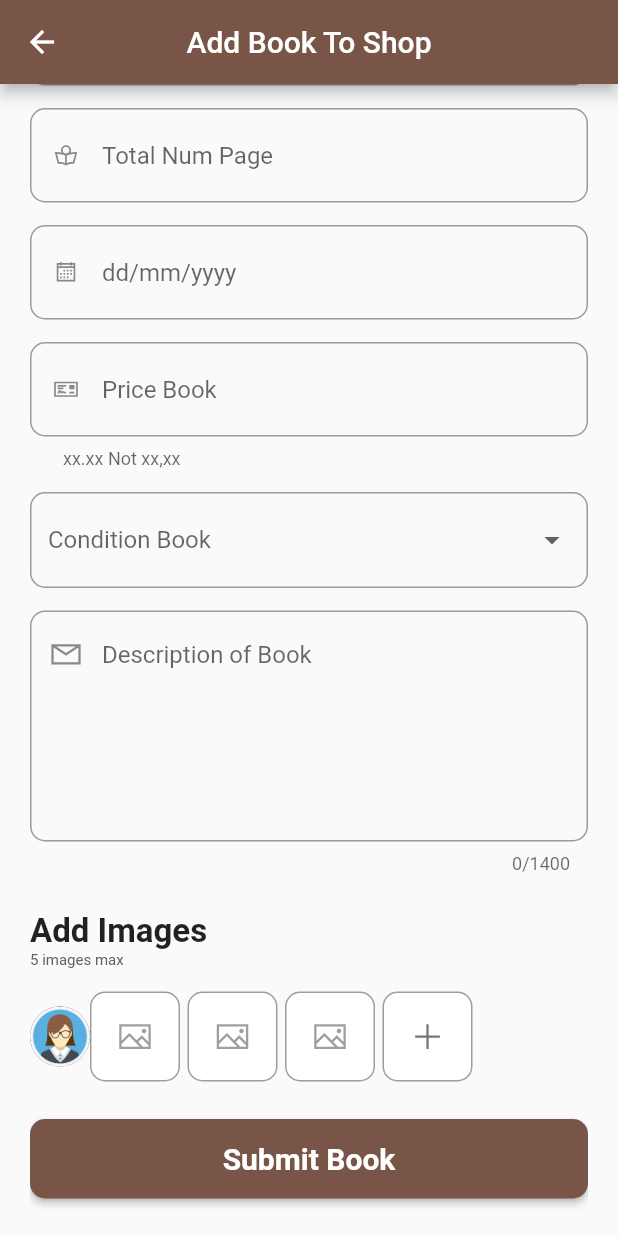
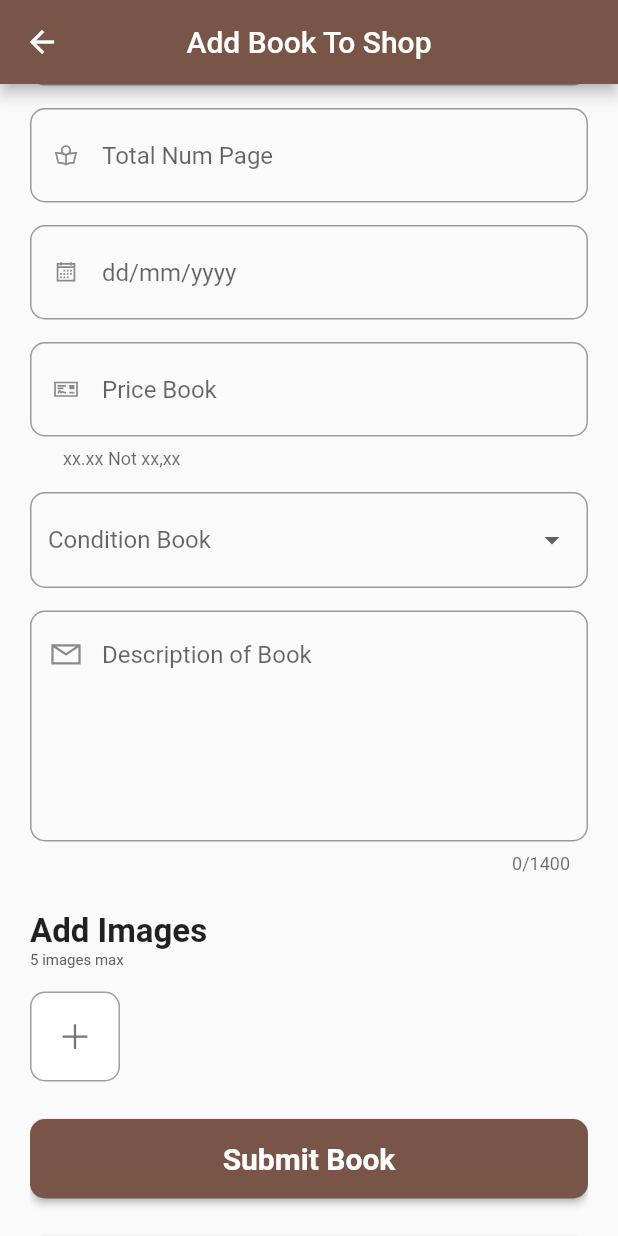
Before and after one commit to amine-jouha/E-BIBLIO, a Flutter app: the BookShop screen opened directly, scrolled down 196 dp, on a phone screen of 412 x 824 dp. Run offline on Flutter 3.47's test engine with Material 2 defaults, Android fonts, the phone set to English and light mode, and no system bars; our stand-ins replace bottom_navy_bar, cached_network_image, carousel_slider, cloud_firestore, file_picker, firebase_auth and 13 more; missing offline and left inert: cross_file_image, dart:ffi, firebase_app_check, flutter_facebook_auth, multi_image_picker, twitter_login; accounts and stored records are empty.

Commit message:
e-biblio App

```diff
--- a/lib/AddBookToShop/bookShop.dart
+++ b/lib/AddBookToShop/bookShop.dart
@@ -1,18 +1,15 @@
-
 import 'dart:io';
-
 import 'package:cloud_firestore/cloud_firestore.dart';
-import 'package:ebiblio/MorePages/bookInfos.dart';
 import 'package:ebiblio/model/Book_model.dart';
-import 'package:ebiblio/model/bookModel.dart';
+import 'package:file_picker/file_picker.dart';
+import 'package:cross_file_image/cross_file_image.dart';
 import 'package:firebase_auth/firebase_auth.dart';
 import 'package:firebase_storage/firebase_storage.dart';
 import'package:flutter/material.dart';
 import 'package:fluttertoast/fluttertoast.dart';
 import 'package:image_picker/image_picker.dart';
 import 'package:line_awesome_flutter/line_awesome_flutter.dart';
-
-import '../model/userInfo_model.dart';
+import 'package:multi_image_picker/multi_image_picker.dart';
 import '../model/user_model.dart';
 
 class BookShop extends StatefulWidget {
@@ -35,19 +32,6 @@ class _BookShopState extends State<BookShop> {
     });
   }
 
-  Future<Widget> _getImageFB(BuildContext context, String imageName) async {
-    late Image image;
-    await FireStorageService.loadImage(context, imageName).then((value) => {
-      image = Image.network(
-        value.toString(),
-        fit: BoxFit.cover,
-        height: 60,
-        width: 60,
-      ),
-    });
-    return image;
-  }
-
 
 
   //notre form key
@@ -60,6 +44,7 @@ class _BookShopState extends State<BookShop> {
   final PageEditingController = new TextEditingController();
   final PriceEditingController = new TextEditingController();
   String? _currentSelectedValue;
+  bool isVisible = false;
 
   var _currencies = [
     "New",
@@ -68,36 +53,102 @@ class _BookShopState extends State<BookShop> {
     "Damaged",
   ];
 
+  // PlatformFile? pickedFile;
+  //
+  //
+  // Future selectFile() async{
+  //   final result = await FilePicker.platform.pickFiles();
+  //   if(result == null) return;
+  //
+  //   setState(() {
+  //     pickedFile = result.files.first;
+  //   });
+  //
+  // }
+
+
+  // List<Asset> images = <Asset>[];
+  // Asset? lastPic;
+
+  // Future<void> pickImages() async {
+  //   List<Asset> resultList = <Asset>[];
+  //   print('cest bon');
+  //
+  //   try {
+  //     resultList = await MultiImagePicker.pickImages(
+  //       maxImages: 5,
+  //       enableCamera: true,
+  //       selectedAssets: images,
+  //       materialOptions: MaterialOptions(
+  //         actionBarTitle: "e-Bilio Pick Images",
+  //       ),
+  //     );
+  //   } on Exception catch (e) {
+  //     print(e);
+  //   }
+  //
+  //
+  //   setState(() {
+  //     images = resultList;
+  //     if (images.length == 0) {
+  //       isVisible = false;
+  //     }
+  //
+  //   });
+  // }
+
+  List<XFile> selectedImages = [];
+  // FirebaseStorage storage = FirebaseStorage.instance;
+  // Reference storageRef = FirebaseStorage.instance.ref();
+  List<String> imgURL = [];
+
+  Future<void> pickImages() async {
+    final pickedFileList = await ImagePicker().pickMultiImage();
+    if (pickedFileList != null) {
+      setState(() {
+        selectedImages = pickedFileList;
+        if (selectedImages.length == 0) {
+          isVisible = false;
+        }
+      });
+    }
+  }
+
+  // uploadFile() async {
+  //   var imageFile = FirebaseStorage.instance.ref().child('/${loggedInUser.uid.toString()}');
+  //   UploadTask task = imageFile.putFile(file!);
+  //   TaskSnapshot snapshot = await task;
+  //   //for downloading
+  //   url = await snapshot.ref.getDownloadURL();
+  //   print(url);
+  //   print('ici');
+  //   print(imageFile.name);
+  // }
+  //
+  var url ='';
+
+  Future<void> uploadSelectedImages() async {
+    for (var i = 0; i < selectedImages.length; i++) {
+      final ref = FirebaseStorage.instance.ref().child('book/$i${loggedInUser.uid.toString()}');
+
+      // await ref.putFile(File(selectedImages[i].path));
+      UploadTask task = ref.putFile(File(selectedImages[i].path));
+      TaskSnapshot snapshot = await task;
+      url = await snapshot.ref.getDownloadURL();
+      print(url);
+    }
+  }
 
 
 
 
-  ImagePicker image = ImagePicker();
-  String url = '';
-  File? file;
-  getImage() async {
-    var img = await image.pickImage(source: ImageSource.gallery);
-    setState(() {
-      file = File(img!.path);
-      // print(file);
-    });
-    uploadFile();
-  }
 
-  uploadFile() async {
-    var imageFile = FirebaseStorage.instance.ref().child('/${loggedInUser!.uid.toString()}');
-    UploadTask task = imageFile.putFile(file!);
-    TaskSnapshot snapshot = await task;
-    //for downloading
-    print('ici**********************************************');
-    url = await snapshot.ref.getDownloadURL();
-    print(url);
-    print('ici');
-    print(imageFile.name);
-  }
+
+
 
   @override
   Widget build(BuildContext context) {
+
     final TitleBook = TextFormField(
       // style: TextStyle(height: 0.5),
       autofocus: false,
@@ -352,6 +403,24 @@ class _BookShopState extends State<BookShop> {
         ),
       ),
     );
+    final TestButton = Material(
+      elevation: 2,
+      borderRadius: BorderRadius.circular(10),
+      color: Colors.brown,
+      child: MaterialButton(
+        padding: EdgeInsets.fromLTRB(20, 15, 20, 15),
+        minWidth: MediaQuery.of(context).size.width,
+        onPressed: () async{
+          await uploadSelectedImages();
+        },
+        child: Text(
+          'test',
+          textAlign: TextAlign.center,
+          style: TextStyle(
+              fontSize: 20, color: Colors.white, fontWeight: FontWeight.bold),
+        ),
+      ),
+    );
 
     return Scaffold(
       appBar: AppBar(
@@ -396,45 +465,60 @@ class _BookShopState extends State<BookShop> {
                       SizedBox(height: 15,),
                       Row(
                         children: [
-                          FutureBuilder<Widget>(
-                            future: _getImageFB(context, '${loggedInUser.uid.toString()}'),
-                            builder: (context, snapshot) {
-                              if (snapshot.hasData)
-                                if (snapshot.connectionState == ConnectionState.done) {
-                                  print('le voici');
-                                  print(snapshot.data);
-                                  return
-                                    ClipRRect(
-                                      borderRadius: BorderRadius.circular(100),
+                          // Container(
+                          //   height: 60,
+                          //   width: 60,
+                          //   decoration: BoxDecoration(
+                          //       border: Border.all(color: Colors.grey),
+                          //       color: Colors.white,
+                          //       borderRadius: BorderRadius.circular(10)
+                          //   ),
+                          //   child: pickedFile != null
+                          //         ? ClipRRect(
+                          //           borderRadius: BorderRadius.circular(10),
+                          //           child: Image.file(
+                          //                 File(pickedFile!.path!),
+                          //                 fit: BoxFit.cover,
+                          //               ),
+                          //                     )
+                          //         : Center(child: Icon(LineAwesomeIcons.image_1, color: Colors.grey,)),
+                          // ),
+                          // SizedBox(width: 5,),
+                          // Container(
+                          //   height: 60,
+                          //   width: 60,
+                          //   decoration: BoxDecoration(
+                          //       border: Border.all(color: Colors.grey),
+                          //       color: Colors.white,
+                          //       borderRadius: BorderRadius.circular(10)
+                          //   ),
+                          //   child: Center(child: Icon(LineAwesomeIcons.image_1, color: Colors.grey,)),
+                          // ),
+                          // SizedBox(width: 5,),
+                          // Container(
+                          //   height: 60,
+                          //   width: 60,
+                          //   decoration: BoxDecoration(
+                          //       border: Border.all(color: Colors.grey),
+                          //       color: Colors.white,
+                          //       borderRadius: BorderRadius.circular(10)
+                          //   ),
+                          //   child: Center(child: Icon(LineAwesomeIcons.image_1, color: Colors.grey,)),
+                          // ),
+                          Visibility(
+                            visible: isVisible,
                             child: Container(
-                                        height: 30,
-                                        child: snapshot.data,
-                                      ),
-                                    );
-
-                                }
-                              if (snapshot.connectionState == ConnectionState.waiting) {
-                                return Container(
-                                  child: CircleAvatar(
-                                      radius: 20,
-                                      backgroundImage: AssetImage(
-                                        'assets/avatar.png',
-                                      )
-
-                                  ),
-                                );
-                              }
-                              else return Container(
-                                child: CircleAvatar(
-                                    radius: 20,
-                                    backgroundImage: AssetImage(
-                                      'assets/avatar.png',
-                                    )
-
-                                ),
-                              );
-                            },
-                          ),
+                              height: 80,
+                              width: 260,
+                              child: ListView.builder(
+                                  itemCount: selectedImages.length,
+                                  scrollDirection: Axis.horizontal,
+                                  itemBuilder: (BuildContext context, int index) {
+                                     final asset = selectedImages[index];
+                                    print('***********');
+                                    print(asset);
+                                        return Row(
+                                          children: [
                                             Container(
                                                   height: 60,
                                                   width: 60,
@@ -443,10 +527,31 @@ class _BookShopState extends State<BookShop> {
                                                       color: Colors.white,
                                                       borderRadius: BorderRadius.circular(10)
                                                   ),
-                            child: Center(child: Icon(LineAwesomeIcons.image_1, color: Colors.grey,)),
+                                                  child: selectedImages != []
+                                                         ? ClipRRect(
+                                                              borderRadius: BorderRadius.circular(10),
+                                                              // child: AssetThumb(asset: asset, width: 60, height: 60, )
+                                                              child: Image(image: XFileImage(asset), fit: BoxFit.fill,),
+                                                         )
+                                                         : Center(child: Icon(LineAwesomeIcons.image_1, color: Colors.grey,)),
                                               ),
-                          SizedBox(width: 5,),
-                          Container(
+                                            SizedBox(width: 5,)
+                                          ],
+                                        );
+                                  }
+                              ),
+                            ),
+                          ),
+                          GestureDetector(
+                            onTap: () {
+                              pickImages();
+
+                              setState(() {
+                                isVisible = true;
+                              });
+                            },
+                            child: selectedImages.length == 5
+                            ? Container(
                                 height: 60,
                                 width: 60,
                                 decoration: BoxDecoration(
@@ -454,25 +559,13 @@ class _BookShopState extends State<BookShop> {
                                     color: Colors.white,
                                     borderRadius: BorderRadius.circular(10)
                                 ),
-                            child: Center(child: Icon(LineAwesomeIcons.image_1, color: Colors.grey,)),
-                          ),
-                          SizedBox(width: 5,),
-                          Container(
-                            height: 60,
-                            width: 60,
-                            decoration: BoxDecoration(
-                                border: Border.all(color: Colors.grey),
-                                color: Colors.white,
-                                borderRadius: BorderRadius.circular(10)
-                            ),
-                            child: Center(child: Icon(LineAwesomeIcons.image_1, color: Colors.grey,)),
-                          ),
-                          SizedBox(width: 5,),
-                          GestureDetector(
-                            onTap: () async {
-                              await getImage();
-                            },
-                            child: Container(
+                                child:  ClipRRect(
+                                    borderRadius: BorderRadius.circular(10),
+                                    // child: AssetThumb(asset: selectedImages[4], width: 60, height: 60, )
+                                    child: Image(image: XFileImage(selectedImages[4]), fit: BoxFit.fill,)
+                                )
+                            )
+                            : Container(
                               height: 60,
                               width: 60,
                               decoration: BoxDecoration(
@@ -493,8 +586,8 @@ class _BookShopState extends State<BookShop> {
                 SizedBox(height: 25,),
                 SubmitButton,
                 SizedBox(height: 25,),
-
-
+                TestButton,
+                SizedBox(height: 25,),
               ],
             ),
           ),
@@ -502,13 +595,13 @@ class _BookShopState extends State<BookShop> {
       )
     );
   }
-  AddBookToShop(
-      String title,String author,String numPage,String dateBook,String price,String condition,String description) async {
+  AddBookToShop(String title,String author,String numPage,String dateBook,String price,String condition,String description) async {
     FirebaseFirestore firebaseFirestore = FirebaseFirestore.instance;
 
     BookFormShop bookFormShop = BookFormShop();
+    uploadSelectedImages();
+    if (_formKey.currentState!.validate()) {
 
-    if (_formKey.currentState!.validate()) {
 
     bookFormShop.uid = user!.uid;
     bookFormShop.title = title;
@@ -523,6 +616,7 @@ class _BookShopState extends State<BookShop> {
 
 
 
+
     Navigator.of(context).pop();
 
       await firebaseFirestore.collection('BookFormShop').doc(
@@ -532,30 +626,5 @@ class _BookShopState extends State<BookShop> {
     }
 
 
-
-
-
-    // FirebaseFirestore.instance.collection('UserInfo').doc();
-    //  final bookModel = UserInfos(
-    //    uid : user!.uid,
-    //    ville : ville,
-    //    type : type
-    //  );
-    // await _auth.createUserWithEmailAndPassword(email: email, password: password)
-    //     .then((value) => {postDetailsToFirestore()})
-    //     .catchError((e) {
-    //   Fluttertoast.showToast(msg: e!.message);
-    // });
-
-
   }
 }
-
-//pour charger charger l'image qui est dans la base de donnée
-class FireStorageService extends ChangeNotifier {
-  FireStorageService();
-  static Future<dynamic> loadImage(BuildContext context, String image) async {
-    return await FirebaseStorage.instance.ref().child(image).getDownloadURL();
-  }
-
-}
--- a/lib/main.dart
+++ b/lib/main.dart
@@ -19,6 +19,7 @@ Future<void> main() async {
   // ClassBuilder.registerClasses();
   WidgetsFlutterBinding.ensureInitialized();
   initializeDateFormatting();
+
 
   await Firebase.initializeApp(
     // options: FirebaseOptions(
--- a/lib/pages/bottomNav.dart
+++ b/lib/pages/bottomNav.dart
@@ -108,7 +108,7 @@ class _BottomNavState extends State<BottomNav> {
             // ? NetworkImage(user!.photoURL!)
             ? CachedNetworkImageProvider(user!.photoURL!)
             // ? CachedNetworkImageProvider('https://i.pinimg.com/originals/2f/11/d8/2f11d875e68791e2d29279cbff699a03.png')
-            : AssetImage('assets/avatar3.png') as ImageProvider,
+            : AssetImage('assets/avatar6.png') as ImageProvider,
         // AssetImage('assets/avatar3.png'),
         // NetworkImage(user!.photoURL!),
       ),
```
Also changed, not shown: pubspec.yaml (+5 -2 lines), assets/avatar6.png (added), pubspec.lock, 2 other files. Lines whose indentation alone changed are shown as unchanged.
